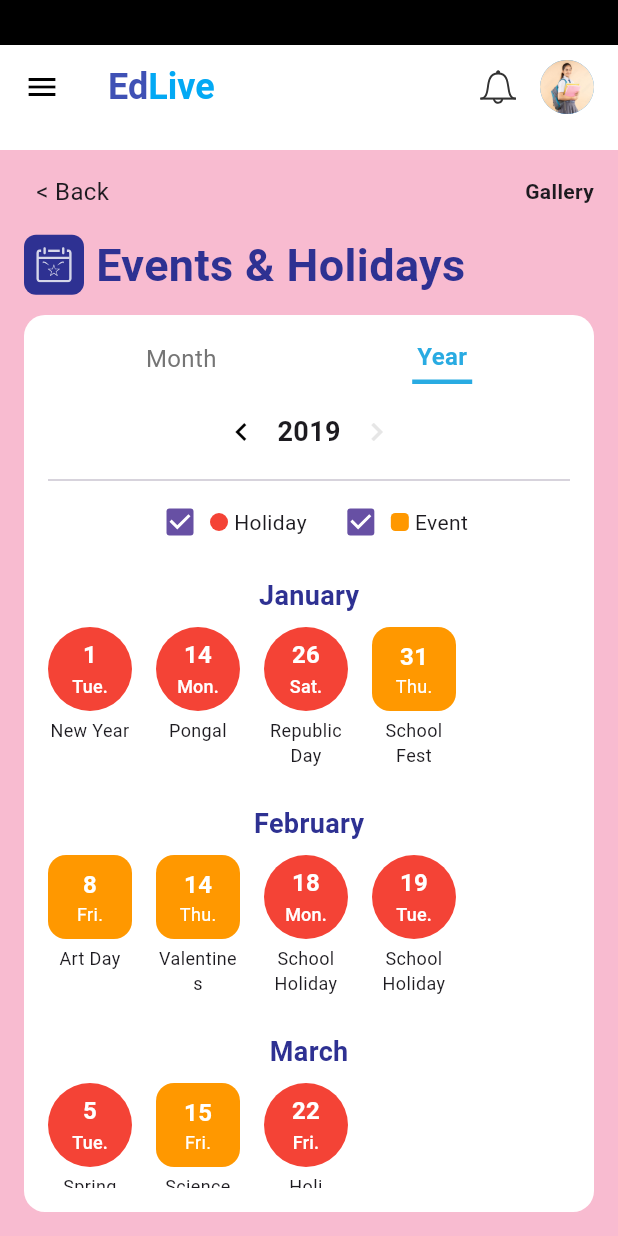
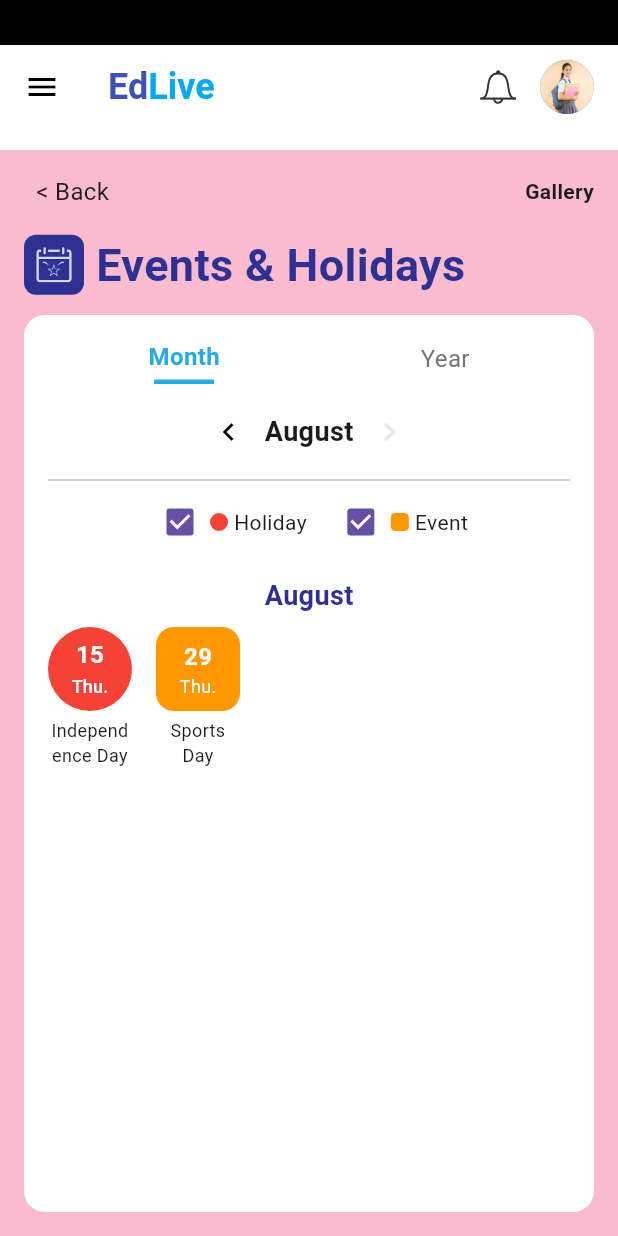
Before and after one commit to Sathiya-Developer007/EDLive-SchoolApp, a Flutter app: the StudentDashboardPage screen opened directly with empty values, after a tap on "Events & Holidays", on a phone screen of 412 x 824 dp. Run offline on Flutter 3.47's test engine with Material 3 defaults, Android fonts, the phone set to English and light mode, and no system bars; our stand-ins replace flutter_svg, shared_preferences; accounts and stored records are empty.

Commit message:
modify Events & Holidays page

```diff
--- a/lib/screens/students/events_holidays_page.dart
+++ b/lib/screens/students/events_holidays_page.dart
@@ -5,18 +5,31 @@ import 'package:school_app/widgets/student_app_bar.dart';
 import 'student_menu_drawer.dart';
 
 class EventsHolidaysPage extends StatefulWidget {
-  const EventsHolidaysPage({Key? key}) : super(key: key);
+  final bool startInMonthView;
+
+  const EventsHolidaysPage({Key? key, this.startInMonthView = false}) : super(key: key);
 
   @override
   State<EventsHolidaysPage> createState() => _EventsHolidaysPageState();
 }
 
+
 class _EventsHolidaysPageState extends State<EventsHolidaysPage> {
   int selectedYear = 2019;
   bool isMonthSelected = false;
+  int currentMonthIndex = 0;
+  String currentMonth = '';
 
-  String currentMonth = '';
-int currentMonthIndex = 0;
+  @override
+  void initState() {
+    super.initState();
+    final now = DateTime.now();
+    currentMonthIndex = now.month - 1;
+    currentMonth = months[currentMonthIndex];
+
+    isMonthSelected = widget.startInMonthView; // ✅ set based on constructor param
+  }
+
 
 
 
@@ -89,13 +102,13 @@ final Map<String, List<Map<String, String>>> yearlyEvents = {
 };
 
 
-@override
-void initState() {
-  super.initState();
-  final now = DateTime.now();
-  currentMonthIndex = now.month - 1;
-  currentMonth = months[currentMonthIndex];
-}
+// @override
+// void initState() {
+//   super.initState();
+//   final now = DateTime.now();
+//   currentMonthIndex = now.month - 1;
+//   currentMonth = months[currentMonthIndex];
+// }
 
 // String _getMonthName(int monthNumber) {
 //   const months = [
--- a/lib/screens/students/student_dashboard.dart
+++ b/lib/screens/students/student_dashboard.dart
@@ -239,11 +239,14 @@ void initState() {
   iconPath: 'assets/icons/events.svg',
   color: const Color(0xFFF9AFD2),
   onTap: () {
-    Navigator.push(
-      context,
-      MaterialPageRoute(builder: (_) => const EventsHolidaysPage()),
-    );
-  },
+  Navigator.push(
+    context,
+    MaterialPageRoute(
+      builder: (_) => const EventsHolidaysPage(startInMonthView: true),
+    ),
+  );
+},
+
 ),
 
 
```
